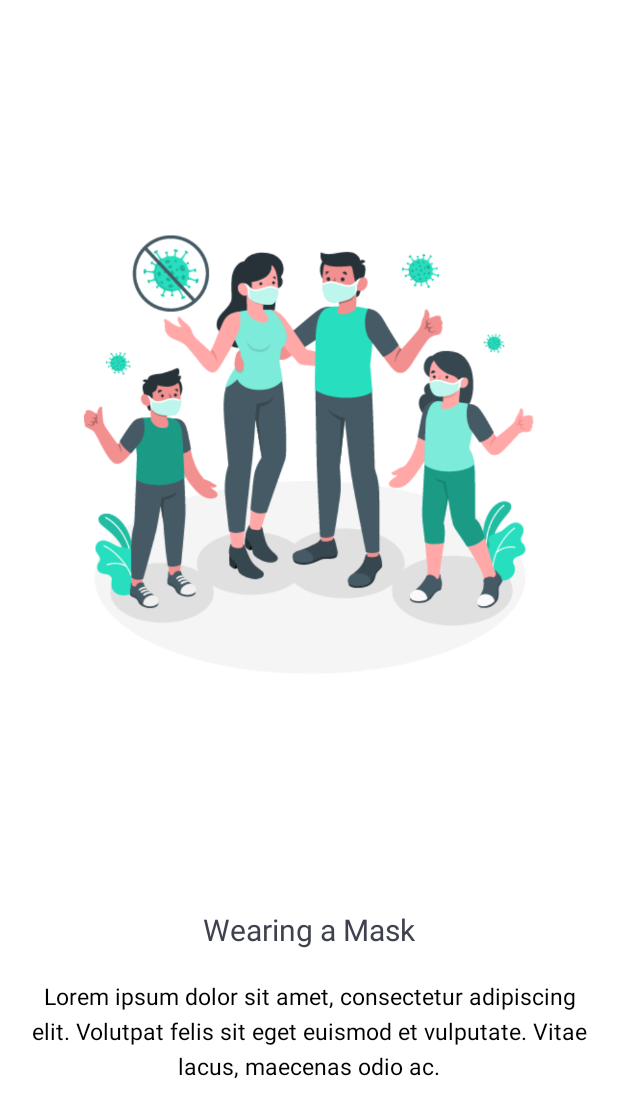
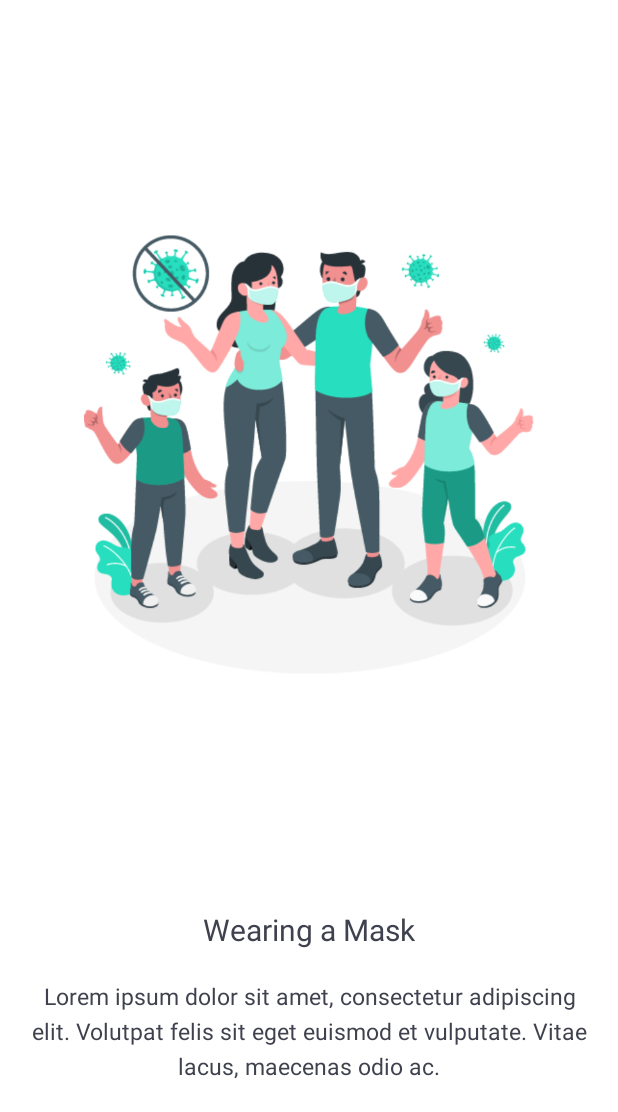
Before and after one commit to agungmrf/Coronavirus-Desease-19, an Android app: the fragment OnboardingFragment shown on its own in the app's theme, on a phone screen of 412 x 824 dp, the part 124-1236 px from its top. Run offline under Robolectric (Android 15) with nearby library versions, the phone set to English and light mode, and no system bars.

Commit message:
Update Color Onboarding

```diff
--- a/app/src/main/AndroidManifest.xml
+++ b/app/src/main/AndroidManifest.xml
@@ -11,10 +11,10 @@
         android:supportsRtl="true">
         <activity
             android:name=".features.main.view.MainActivity"
+            android:theme="@style/AppTheme.NoActionBar"/>
+        <activity
+            android:name=".features.onboarding.view.OnboardingActivity"
             android:theme="@style/AppTheme.NoActionBar">
-<!--        <activity-->
-<!--            android:name=".features.onboarding.OnboardingActivity"-->
-<!--            android:theme="@style/AppTheme.NoActionBar">-->
             <intent-filter>
                 <action android:name="android.intent.action.MAIN" />
 
--- a/app/src/main/res/layout/activity_onboarding.xml
+++ b/app/src/main/res/layout/activity_onboarding.xml
@@ -5,6 +5,7 @@
     android:layout_width="match_parent"
     android:layout_height="match_parent"
     android:gravity="center_horizontal"
+    android:background="@color/white"
     android:orientation="vertical"
     tools:context=".features.onboarding.view.OnboardingActivity">
 
--- a/app/src/main/res/layout/fragment_onboarding.xml
+++ b/app/src/main/res/layout/fragment_onboarding.xml
@@ -60,6 +60,7 @@
             android:layout_width="wrap_content"
             android:layout_height="wrap_content"
             android:textSize="15sp"
+            android:textColor="@color/grey_dark"
             android:layout_marginTop="20dp"
             android:textAlignment="center"
             android:lineSpacingExtra="5dp"
```
